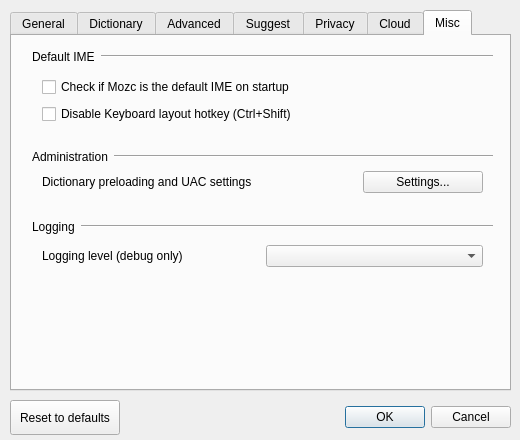
niw/mozc, file src/gui/config_dialog/config_dialog.ui: the form before one commit.
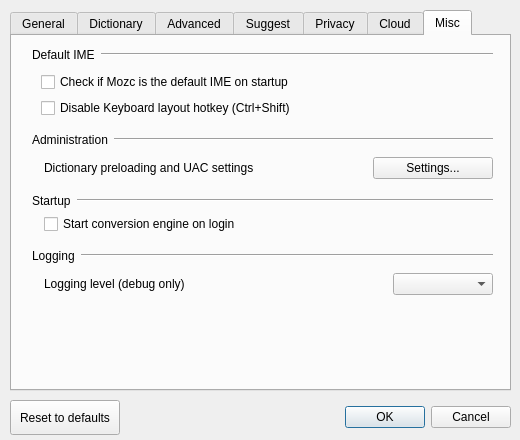
The form after the commit. The open tabs and pages were chosen to show the change. Custom widgets are drawn as their Qt base class.

Commit message: Ver 1.4.1033.102: - Experimentally enable mozc_renderer for ibus-mozc. - Fixed issues:   - 'g_language_dependent_spec' is removed. (Issue 115)   - mozc.el now supports PageUp, PageDown and Hiragana/katakana keys. (Issue 130, Issue 136)   - ibus-mozc now supports Hiragana/Katakana key. (Issue 136)   - Key-binding editor now supports Hiragana/Katakana key on Linux. (Issue 137)

The edit to the form file:
```diff
--- a/src/gui/config_dialog/config_dialog.ui
+++ b/src/gui/config_dialog/config_dialog.ui
@@ -1437,203 +1437,475 @@
        <rect>
         <x>20</x>
         <y>10</y>
-        <width>461</width>
-        <height>21</height>
+        <width>471</width>
+        <height>331</height>
        </rect>
       </property>
-      <layout class="QHBoxLayout" name="horizontalLayout_19">
+      <property name="sizePolicy">
+       <sizepolicy hsizetype="Preferred" vsizetype="Fixed">
+        <horstretch>0</horstretch>
+        <verstretch>0</verstretch>
+       </sizepolicy>
+      </property>
+      <layout class="QVBoxLayout" name="verticalLayout">
+       <property name="spacing">
+        <number>15</number>
+       </property>
+       <property name="leftMargin">
+        <number>0</number>
+       </property>
+       <property name="topMargin">
+        <number>2</number>
+       </property>
+       <property name="rightMargin">
+        <number>5</number>
+       </property>
+       <property name="bottomMargin">
+        <number>0</number>
+       </property>
        <item>
-        <widget class="QLabel" name="checkDefaultLabel">
-         <property name="text">
-          <string>Default IME</string>
+        <widget class="QWidget" name="miscDefaultIMEWidget" native="true">
+         <property name="sizePolicy">
+          <sizepolicy hsizetype="Preferred" vsizetype="Fixed">
+           <horstretch>0</horstretch>
+           <verstretch>0</verstretch>
+          </sizepolicy>
          </property>
+         <layout class="QVBoxLayout" name="verticalLayout_3">
+          <property name="spacing">
+           <number>10</number>
+          </property>
+          <property name="leftMargin">
+           <number>0</number>
+          </property>
+          <property name="topMargin">
+           <number>0</number>
+          </property>
+          <property name="rightMargin">
+           <number>5</number>
+          </property>
+          <property name="bottomMargin">
+           <number>0</number>
+          </property>
+          <item>
+           <widget class="QWidget" name="widget_3" native="true">
+            <property name="sizePolicy">
+             <sizepolicy hsizetype="Preferred" vsizetype="Fixed">
+              <horstretch>0</horstretch>
+              <verstretch>0</verstretch>
+             </sizepolicy>
+            </property>
+            <layout class="QHBoxLayout" name="horizontalLayout_5">
+             <property name="spacing">
+              <number>-1</number>
+             </property>
+             <property name="margin">
+              <number>0</number>
+             </property>
+             <item>
+              <widget class="QLabel" name="checkDefaultLabel">
+               <property name="text">
+                <string>Default IME</string>
+               </property>
+              </widget>
+             </item>
+             <item>
+              <widget class="Line" name="checkDefaultLine">
+               <property name="sizePolicy">
+                <sizepolicy hsizetype="MinimumExpanding" vsizetype="Fixed">
+                 <horstretch>0</horstretch>
+                 <verstretch>0</verstretch>
+                </sizepolicy>
+               </property>
+               <property name="orientation">
+                <enum>Qt::Horizontal</enum>
+               </property>
+              </widget>
+             </item>
+            </layout>
+           </widget>
+          </item>
+          <item>
+           <widget class="QWidget" name="widget_4" native="true">
+            <property name="sizePolicy">
+             <sizepolicy hsizetype="Preferred" vsizetype="Fixed">
+              <horstretch>0</horstretch>
+              <verstretch>0</verstretch>
+             </sizepolicy>
+            </property>
+            <layout class="QVBoxLayout" name="verticalLayout_2">
+             <property name="topMargin">
+              <number>0</number>
+             </property>
+             <property name="rightMargin">
+              <number>0</number>
+             </property>
+             <property name="bottomMargin">
+              <number>0</number>
+             </property>
+             <item>
+              <widget class="QCheckBox" name="checkDefaultCheckBox">
+               <property name="sizePolicy">
+                <sizepolicy hsizetype="Minimum" vsizetype="Fixed">
+                 <horstretch>0</horstretch>
+                 <verstretch>0</verstretch>
+                </sizepolicy>
+               </property>
+               <property name="text">
+                <string>Check if Mozc is the default IME on startup</string>
+               </property>
+               <property name="tristate">
+                <bool>false</bool>
+               </property>
+              </widget>
+             </item>
+             <item>
+              <widget class="QCheckBox" name="IMEHotKeyDisabledCheckBox">
+               <property name="text">
+                <string>Disable Keyboard layout hotkey (Ctrl+Shift)</string>
+               </property>
+              </widget>
+             </item>
+            </layout>
+           </widget>
+          </item>
+         </layout>
         </widget>
        </item>
        <item>
-        <widget class="Line" name="checkDefaultLine">
+        <widget class="QWidget" name="miscAdministrationWidget" native="true">
          <property name="sizePolicy">
-          <sizepolicy hsizetype="MinimumExpanding" vsizetype="Fixed">
+          <sizepolicy hsizetype="Preferred" vsizetype="Fixed">
            <horstretch>0</horstretch>
            <verstretch>0</verstretch>
           </sizepolicy>
          </property>
-         <property name="orientation">
-          <enum>Qt::Horizontal</enum>
-         </property>
+         <layout class="QVBoxLayout" name="verticalLayout_4">
+          <property name="spacing">
+           <number>10</number>
+          </property>
+          <property name="leftMargin">
+           <number>0</number>
+          </property>
+          <property name="topMargin">
+           <number>0</number>
+          </property>
+          <property name="rightMargin">
+           <number>5</number>
+          </property>
+          <property name="bottomMargin">
+           <number>0</number>
+          </property>
+          <item>
+           <widget class="QWidget" name="widget_7" native="true">
+            <property name="sizePolicy">
+             <sizepolicy hsizetype="Preferred" vsizetype="Fixed">
+              <horstretch>0</horstretch>
+              <verstretch>0</verstretch>
+             </sizepolicy>
+            </property>
+            <layout class="QHBoxLayout" name="horizontalLayout_7">
+             <property name="spacing">
+              <number>-1</number>
+             </property>
+             <property name="margin">
+              <number>0</number>
+             </property>
+             <item>
+              <widget class="QLabel" name="administrationLabel">
+               <property name="text">
+                <string>Administration</string>
+               </property>
+              </widget>
+             </item>
+             <item>
+              <widget class="Line" name="administrationLine">
+               <property name="sizePolicy">
+                <sizepolicy hsizetype="MinimumExpanding" vsizetype="Fixed">
+                 <horstretch>0</horstretch>
+                 <verstretch>0</verstretch>
+                </sizepolicy>
+               </property>
+               <property name="orientation">
+                <enum>Qt::Horizontal</enum>
+               </property>
+              </widget>
+             </item>
+            </layout>
+           </widget>
+          </item>
+          <item>
+           <widget class="QWidget" name="widget_8" native="true">
+            <property name="sizePolicy">
+             <sizepolicy hsizetype="Preferred" vsizetype="Fixed">
+              <horstretch>0</horstretch>
+              <verstretch>0</verstretch>
+             </sizepolicy>
+            </property>
+            <layout class="QGridLayout" name="gridLayout_7">
+             <property name="leftMargin">
+              <number>12</number>
+             </property>
+             <property name="topMargin">
+              <number>0</number>
+             </property>
+             <property name="rightMargin">
+              <number>0</number>
+             </property>
+             <property name="bottomMargin">
+              <number>0</number>
+             </property>
+             <item row="0" column="0">
+              <widget class="QLabel" name="dictionaryPreloadingAndUACLabel">
+               <property name="text">
+                <string>Dictionary preloading and UAC settings</string>
+               </property>
+              </widget>
+             </item>
+             <item row="0" column="2">
+              <widget class="QPushButton" name="launchAdministrationDialogButton">
+               <property name="minimumSize">
+                <size>
+                 <width>120</width>
+                 <height>0</height>
+                </size>
+               </property>
+               <property name="text">
+                <string>Settings...</string>
+               </property>
+              </widget>
+             </item>
+             <item row="0" column="1">
+              <spacer name="horizontalSpacer_9">
+               <property name="orientation">
+                <enum>Qt::Horizontal</enum>
+               </property>
+               <property name="sizeHint" stdset="0">
+                <size>
+                 <width>40</width>
+                 <height>20</height>
+                </size>
+               </property>
+              </spacer>
+             </item>
+            </layout>
+           </widget>
+          </item>
+         </layout>
         </widget>
        </item>
-      </layout>
-     </widget>
-     <widget class="QWidget" name="gridLayoutWidget_7">
-      <property name="geometry">
-       <rect>
-        <x>30</x>
-        <y>200</y>
-        <width>441</width>
-        <height>41</height>
-       </rect>
-      </property>
-      <layout class="QGridLayout" name="gridLayout_7">
-       <item row="0" column="0">
-        <widget class="QLabel" name="verboseLevelLabel">
-         <property name="text">
-          <string>Logging level (debug only)</string>
-         </property>
-        </widget>
-       </item>
-       <item row="0" column="1">
-        <widget class="QComboBox" name="verboseLevelComboBox">
-         <property name="minimumSize">
-          <size>
-           <width>100</width>
-           <height>0</height>
-          </size>
-         </property>
-        </widget>
-       </item>
-      </layout>
-     </widget>
-     <widget class="QWidget" name="horizontalLayoutWidget_10">
-      <property name="geometry">
-       <rect>
-        <x>20</x>
-        <y>180</y>
-        <width>461</width>
-        <height>21</height>
-       </rect>
-      </property>
-      <layout class="QHBoxLayout" name="horizontalLayout_13">
        <item>
-        <widget class="QLabel" name="loggingLabel">
-         <property name="text">
-          <string>Logging</string>
-         </property>
-        </widget>
-       </item>
-       <item>
-        <widget class="Line" name="loggingLine">
+        <widget class="QWidget" name="miscStartupWidget" native="true">
          <property name="sizePolicy">
-          <sizepolicy hsizetype="MinimumExpanding" vsizetype="Fixed">
+          <sizepolicy hsizetype="Preferred" vsizetype="Fixed">
            <horstretch>0</horstretch>
            <verstretch>0</verstretch>
           </sizepolicy>
          </property>
-         <property name="orientation">
-          <enum>Qt::Horizontal</enum>
-         </property>
+         <layout class="QVBoxLayout" name="verticalLayout_7">
+          <property name="leftMargin">
+           <number>0</number>
+          </property>
+          <property name="topMargin">
+           <number>0</number>
+          </property>
+          <property name="rightMargin">
+           <number>5</number>
+          </property>
+          <property name="bottomMargin">
+           <number>0</number>
+          </property>
+          <item>
+           <widget class="QWidget" name="widget_11" native="true">
+            <property name="sizePolicy">
+             <sizepolicy hsizetype="Preferred" vsizetype="Fixed">
+              <horstretch>0</horstretch>
+              <verstretch>0</verstretch>
+             </sizepolicy>
+            </property>
+            <layout class="QHBoxLayout" name="horizontalLayout_19">
+             <property name="margin">
+              <number>0</number>
+             </property>
+             <item>
+              <widget class="QLabel" name="startupLabel">
+               <property name="text">
+                <string>Startup</string>
+               </property>
+              </widget>
+             </item>
+             <item>
+              <widget class="Line" name="startupLine">
+               <property name="sizePolicy">
+                <sizepolicy hsizetype="MinimumExpanding" vsizetype="Fixed">
+                 <horstretch>0</horstretch>
+                 <verstretch>0</verstretch>
+                </sizepolicy>
+               </property>
+               <property name="orientation">
+                <enum>Qt::Horizontal</enum>
+               </property>
+              </widget>
+             </item>
+            </layout>
+           </widget>
+          </item>
+          <item>
+           <widget class="QWidget" name="widget_12" native="true">
+            <layout class="QVBoxLayout" name="verticalLayout_6">
+             <property name="leftMargin">
+              <number>12</number>
+             </property>
+             <property name="topMargin">
+              <number>0</number>
+             </property>
+             <property name="rightMargin">
+              <number>0</number>
+             </property>
+             <property name="bottomMargin">
+              <number>0</number>
+             </property>
+             <item>
+              <widget class="QCheckBox" name="startupCheckBox">
+               <property name="text">
+                <string>Start conversion engine on login</string>
+               </property>
+              </widget>
+             </item>
+            </layout>
+           </widget>
+          </item>
+         </layout>
         </widget>
        </item>
-      </layout>
-     </widget>
-     <widget class="QWidget" name="horizontalLayoutWidget_15">
-      <property name="geometry">
-       <rect>
-        <x>20</x>
-        <y>110</y>
-        <width>461</width>
-        <height>21</height>
-       </rect>
-      </property>
-      <layout class="QHBoxLayout" name="horizontalLayout_15">
        <item>
-        <widget class="QLabel" name="administrationLabel">
-         <property name="text">
-          <string>Administration</string>
-         </property>
-        </widget>
-       </item>
-       <item>
-        <widget class="Line" name="administrationLine">
+        <widget class="QWidget" name="miscLoggingWidget" native="true">
          <property name="sizePolicy">
-          <sizepolicy hsizetype="MinimumExpanding" vsizetype="Fixed">
+          <sizepolicy hsizetype="Preferred" vsizetype="Fixed">
            <horstretch>0</horstretch>
            <verstretch>0</verstretch>
           </sizepolicy>
          </property>
-         <property name="orientation">
-          <enum>Qt::Horizontal</enum>
-         </property>
+         <layout class="QVBoxLayout" name="verticalLayout_5">
+          <property name="spacing">
+           <number>10</number>
+          </property>
+          <property name="leftMargin">
+           <number>0</number>
+          </property>
+          <property name="topMargin">
+           <number>0</number>
+          </property>
+          <property name="rightMargin">
+           <number>5</number>
+          </property>
+          <property name="bottomMargin">
+           <number>0</number>
+          </property>
+          <item>
+           <widget class="QWidget" name="widget_9" native="true">
+            <property name="sizePolicy">
+             <sizepolicy hsizetype="Preferred" vsizetype="Fixed">
+              <horstretch>0</horstretch>
+              <verstretch>0</verstretch>
+             </sizepolicy>
+            </property>
+            <layout class="QHBoxLayout" name="horizontalLayout_13">
+             <property name="margin">
+              <number>0</number>
+             </property>
+             <item>
+              <widget class="QLabel" name="loggingLabel">
+               <property name="text">
+                <string>Logging</string>
+               </property>
+              </widget>
+             </item>
+             <item>
+              <widget class="Line" name="loggingLine">
+               <property name="sizePolicy">
+                <sizepolicy hsizetype="MinimumExpanding" vsizetype="Fixed">
+                 <horstretch>0</horstretch>
+                 <verstretch>0</verstretch>
+                </sizepolicy>
+               </property>
+               <property name="orientation">
+                <enum>Qt::Horizontal</enum>
+               </property>
+              </widget>
+             </item>
+            </layout>
+           </widget>
+          </item>
+          <item>
+           <widget class="QWidget" name="widget_10" native="true">
+            <property name="sizePolicy">
+             <sizepolicy hsizetype="Preferred" vsizetype="Fixed">
+              <horstretch>0</horstretch>
+              <verstretch>0</verstretch>
+             </sizepolicy>
+            </property>
+            <layout class="QHBoxLayout" name="horizontalLayout_15">
+             <property name="leftMargin">
+              <number>12</number>
+             </property>
+             <property name="topMargin">
+              <number>0</number>
+             </property>
+             <property name="rightMargin">
+              <number>0</number>
+             </property>
+             <property name="bottomMargin">
+              <number>0</number>
+             </property>
+             <item>
+              <widget class="QLabel" name="verboseLevelLabel">
+               <property name="text">
+                <string>Logging level (debug only)</string>
+               </property>
+              </widget>
+             </item>
+             <item>
+              <spacer name="horizontalSpacer_13">
+               <property name="orientation">
+                <enum>Qt::Horizontal</enum>
+               </property>
+               <property name="sizeHint" stdset="0">
+                <size>
+                 <width>40</width>
+                 <height>20</height>
+                </size>
+               </property>
+              </spacer>
+             </item>
+             <item>
+              <widget class="QComboBox" name="verboseLevelComboBox">
+               <property name="minimumSize">
+                <size>
+                 <width>100</width>
+                 <height>0</height>
+                </size>
+               </property>
+              </widget>
+             </item>
+            </layout>
+           </widget>
+          </item>
+         </layout>
         </widget>
        </item>
-      </layout>
-     </widget>
-     <widget class="QWidget" name="gridLayoutWidget_11">
-      <property name="geometry">
-       <rect>
-        <x>30</x>
-        <y>130</y>
-        <width>441</width>
-        <height>32</height>
-       </rect>
-      </property>
-      <layout class="QGridLayout" name="gridLayout_10">
-       <item row="0" column="2">
-        <widget class="QPushButton" name="launchAdministrationDialogButton">
-         <property name="minimumSize">
-          <size>
-           <width>120</width>
-           <height>0</height>
-          </size>
-         </property>
-         <property name="text">
-          <string>Settings...</string>
-         </property>
-        </widget>
-       </item>
-       <item row="0" column="1">
-        <spacer name="horizontalSpacer_9">
+       <item>
+        <spacer name="verticalSpacer_2">
          <property name="orientation">
-          <enum>Qt::Horizontal</enum>
+          <enum>Qt::Vertical</enum>
          </property>
          <property name="sizeHint" stdset="0">
           <size>
-           <width>40</width>
-           <height>20</height>
+           <width>20</width>
+           <height>40</height>
           </size>
          </property>
         </spacer>
-       </item>
-       <item row="0" column="0">
-        <widget class="QLabel" name="dictionaryPreloadingAndUACLabel">
-         <property name="text">
-          <string>Dictionary preloading and UAC settings</string>
-         </property>
-        </widget>
-       </item>
-      </layout>
-     </widget>
-     <widget class="QWidget" name="layoutWidget">
-      <property name="geometry">
-       <rect>
-        <x>30</x>
-        <y>40</y>
-        <width>441</width>
-        <height>51</height>
-       </rect>
-      </property>
-      <layout class="QGridLayout" name="gridLayout_8">
-       <item row="0" column="0">
-        <widget class="QCheckBox" name="checkDefaultCheckBox">
-         <property name="sizePolicy">
-          <sizepolicy hsizetype="Minimum" vsizetype="Fixed">
-           <horstretch>0</horstretch>
-           <verstretch>0</verstretch>
-          </sizepolicy>
-         </property>
-         <property name="text">
-          <string>Check if Mozc is the default IME on startup</string>
-         </property>
-         <property name="tristate">
-          <bool>false</bool>
-         </property>
-        </widget>
-       </item>
-       <item row="1" column="0">
-        <widget class="QCheckBox" name="IMEHotKeyDisabledCheckBox">
-         <property name="text">
-          <string>Disable Keyboard layout hotkey (Ctrl+Shift)</string>
-         </property>
-        </widget>
        </item>
       </layout>
      </widget>
```
Left out of the diff: 11 changed lines with no effect on the pictures. The commit also changes 498 other files.
